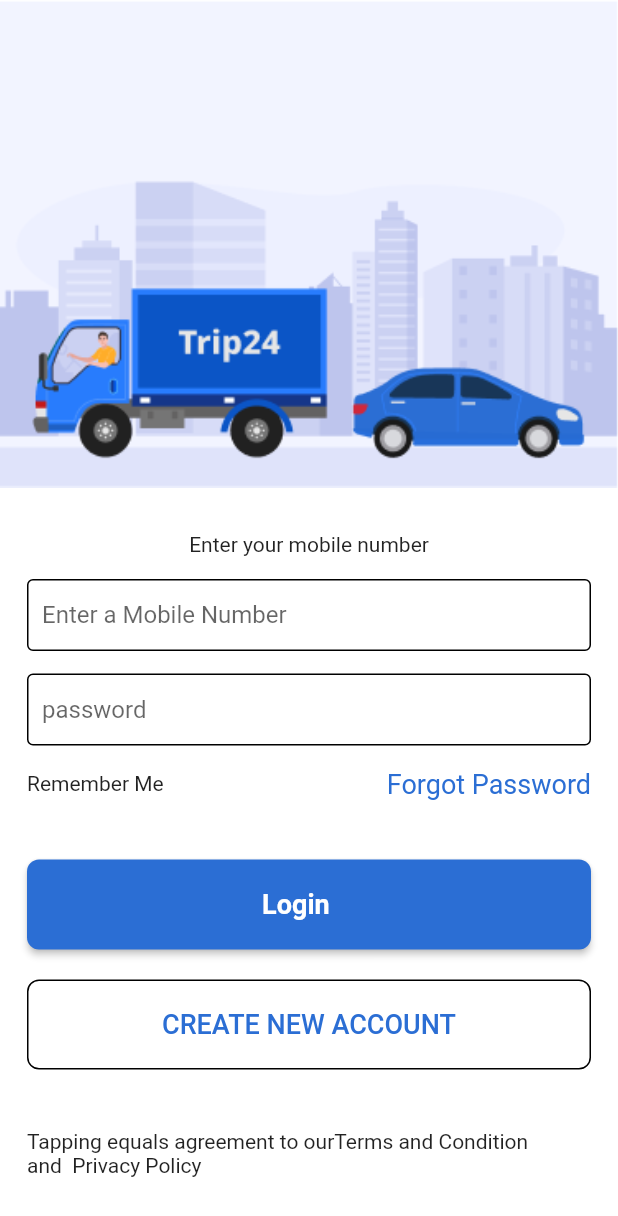
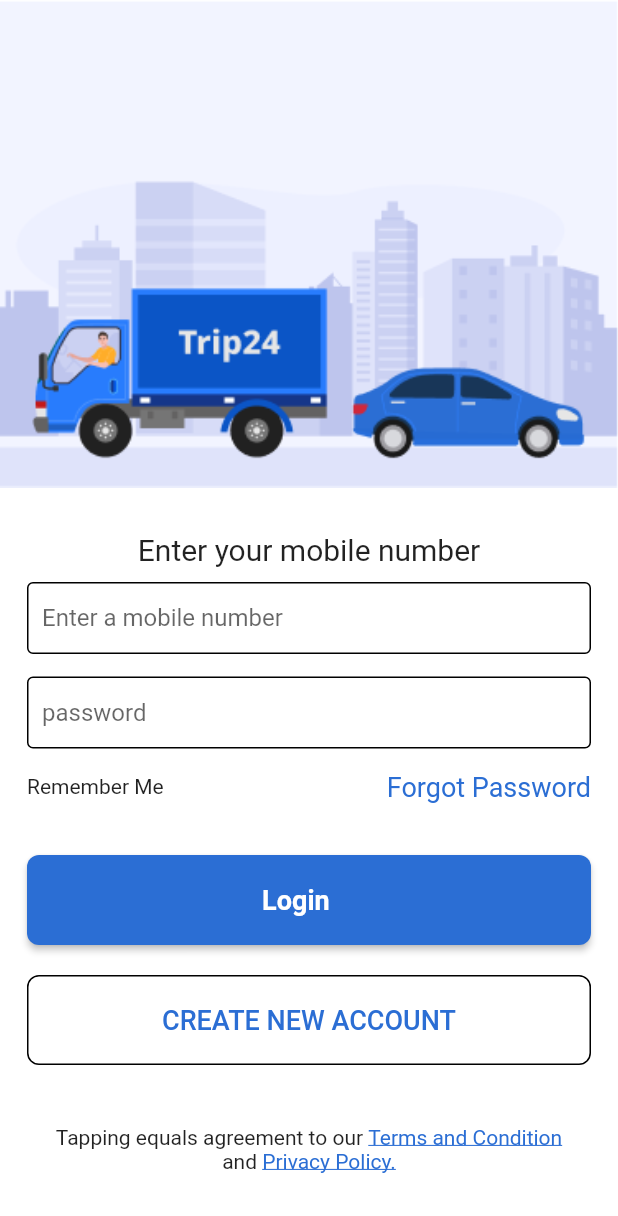
Before and after one commit to Mdasker/Driver_App, a Flutter app: the screen it shows after launch, after a tap on "Get Started", on a phone screen of 412 x 824 dp. Shown: the top 1216 px of the screen. Run offline on Flutter 3.47's test engine with Material 2 defaults, Android fonts, the phone set to English and light mode, and no system bars; our stand-ins replace flutter_svg.

Commit message:
Text Style change

```diff
--- a/lib/login_page.dart
+++ b/lib/login_page.dart
@@ -22,11 +22,14 @@ class LoginPage extends StatelessWidget {
               child: Column(
                 children: [
                   Text(
-                      "Enter your mobile number"
+                      "Enter your mobile number",
+                    style: TextStyle(
+                      fontSize: 20,
+                    ),
                   ),
-                  SizedBox(height:15),
-                  inputFile(hintext: "Enter a Mobile Number"),
-                  inputFile(hintext: "password", obscureText: true),
+                  SizedBox(height:10),
+                  inputFile(hintext: "Enter a mobile number"),
+                  inputFile(hintext: "password", obscureText: true, ),
                   Row(
                     mainAxisAlignment: MainAxisAlignment.spaceBetween,
                     children: <Widget>[
@@ -42,7 +45,7 @@ class LoginPage extends StatelessWidget {
                     ],
                   ),
 
-                  SizedBox(height:40),
+                  SizedBox(height:35),
                   MaterialButton(
                     minWidth: double.infinity,
                     height: 60,
@@ -90,20 +93,34 @@ class LoginPage extends StatelessWidget {
 
                   SizedBox(height:40),
                   Row(
+                    mainAxisAlignment: MainAxisAlignment.center,
                     children: [
-                      Text('Tapping equals agreement to our'),
+                      Text('Tapping equals agreement to our '),
                       InkWell(onTap: () {
 
                       },
-                          child: Text('Terms and Condition')),
+                          child: Text('Terms and Condition',
+                            style: TextStyle(
+                              color: Color(0xff2b6ed4),
+                              decoration: TextDecoration.underline,
+                            ),
+                          )),
                     ],
                   ),
                   Row(
+                    mainAxisAlignment: MainAxisAlignment.center,
                     children: [
-                      Text('and'),
+                      Text('and '),
                       InkWell(
-                        onTap: () {},
-                        child: Text('  Privacy Policy'),
+                        onTap: () {
+
+                        },
+                        child: Text('Privacy Policy.',
+                          style: TextStyle(
+                            color: Color(0xff2b6ed4),
+                            decoration: TextDecoration.underline,
+                          ),
+                        ),
                       ),
                     ],
                   ),
```
